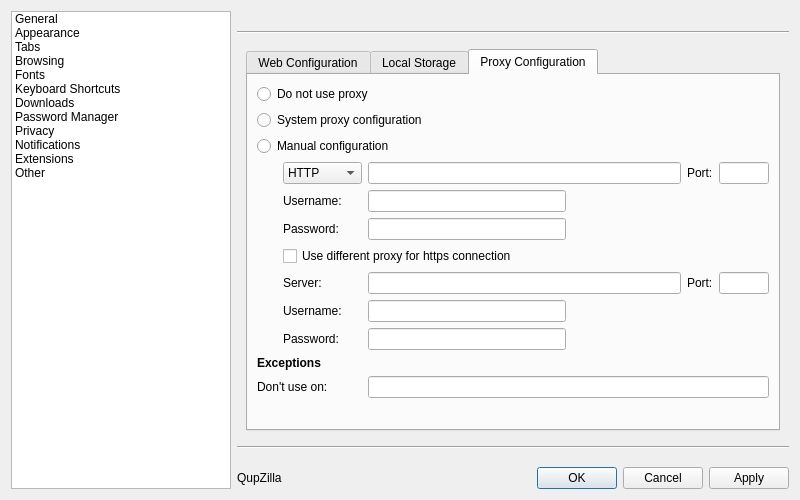
QupZilla/qupzilla, file src/lib/preferences/preferences.ui: the form before one commit.
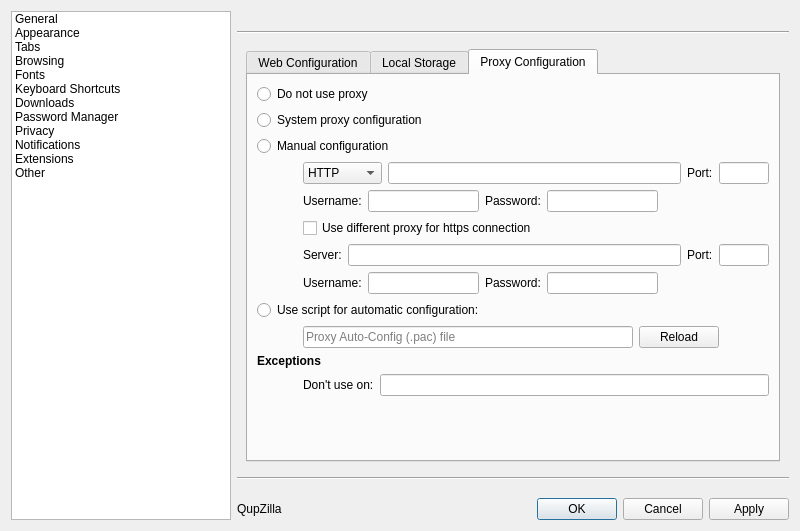
The form after the commit. The open tabs and pages were chosen to show the change. Custom widgets are drawn as their Qt base class.

Commit message:
Added support for Proxy Auto-Config (PAC).
.pac files will be downloaded and executed to get
proxy configuration for each url.

Closes #747

The edit to the form file:
```diff
--- a/src/lib/preferences/preferences.ui
+++ b/src/lib/preferences/preferences.ui
@@ -7,7 +7,7 @@
     <x>0</x>
     <y>0</y>
     <width>800</width>
-    <height>500</height>
+    <height>531</height>
    </rect>
   </property>
   <property name="windowTitle">
@@ -1426,10 +1426,108 @@
           <attribute name="title">
            <string>Proxy Configuration</string>
           </attribute>
-          <layout class="QGridLayout" name="gridLayout_20">
-           <item row="0" column="0" rowspan="2" colspan="2">
-            <layout class="QGridLayout" name="manualProxyLayout">
+          <layout class="QGridLayout" name="gridLayout_8">
+           <item row="9" column="1">
+            <layout class="QHBoxLayout" name="horizontalLayout_22">
+             <item>
+              <widget class="QLineEdit" name="pacUrl">
+               <property name="placeholderText">
+                <string>Proxy Auto-Config (.pac) file</string>
+               </property>
+              </widget>
+             </item>
+             <item>
+              <widget class="QPushButton" name="reloadPac">
+               <property name="text">
+                <string>Reload</string>
+               </property>
+              </widget>
+             </item>
+             <item>
+              <spacer name="horizontalSpacer_27">
+               <property name="orientation">
+                <enum>Qt::Horizontal</enum>
+               </property>
+               <property name="sizeType">
+                <enum>QSizePolicy::Fixed</enum>
+               </property>
+               <property name="sizeHint" stdset="0">
+                <size>
+                 <width>50</width>
+                 <height>20</height>
+                </size>
+               </property>
+              </spacer>
+             </item>
+            </layout>
+           </item>
+           <item row="10" column="0" colspan="2">
+            <widget class="QLabel" name="label_54">
+             <property name="text">
+              <string>&lt;b&gt;Exceptions&lt;/b&gt;</string>
+             </property>
+            </widget>
+           </item>
+           <item row="11" column="1">
+            <layout class="QHBoxLayout" name="horizontalLayout_27">
+             <item>
+              <widget class="QLabel" name="label_40">
+               <property name="text">
+                <string>Don't use on:</string>
+               </property>
+              </widget>
+             </item>
+             <item>
+              <widget class="QLineEdit" name="proxyExceptions"/>
+             </item>
+            </layout>
+           </item>
+           <item row="12" column="0">
+            <spacer name="verticalSpacer_14">
+             <property name="orientation">
+              <enum>Qt::Vertical</enum>
+             </property>
+             <property name="sizeHint" stdset="0">
+              <size>
+               <width>20</width>
+               <height>40</height>
+              </size>
+             </property>
+            </spacer>
+           </item>
+           <item row="1" column="0" colspan="2">
+            <widget class="QRadioButton" name="systemProxy">
+             <property name="text">
+              <string>System proxy configuration</string>
+             </property>
+            </widget>
+           </item>
+           <item row="3" column="0">
+            <spacer name="horizontalSpacer_29">
+             <property name="orientation">
+              <enum>Qt::Horizontal</enum>
+             </property>
+             <property name="sizeType">
+              <enum>QSizePolicy::Fixed</enum>
+             </property>
+             <property name="sizeHint" stdset="0">
+              <size>
+               <width>40</width>
+               <height>20</height>
+              </size>
+             </property>
+            </spacer>
+           </item>
+           <item row="2" column="0" colspan="2">
+            <widget class="QRadioButton" name="manualProxy">
+             <property name="text">
+              <string>Manual configuration</string>
+             </property>
+            </widget>
+           </item>
              <item row="3" column="1">
+            <layout class="QHBoxLayout" name="horizontalLayout_9">
+             <item>
               <widget class="QComboBox" name="proxyType">
                <item>
                 <property name="text">
@@ -1443,8 +1541,6 @@
                </item>
               </widget>
              </item>
-             <item row="3" column="2" colspan="2">
-              <layout class="QHBoxLayout" name="horizontalLayout_9">
                <item>
                 <widget class="QLineEdit" name="proxyServer"/>
                </item>
@@ -1468,29 +1564,28 @@
               </layout>
              </item>
              <item row="4" column="1">
+            <layout class="QHBoxLayout" name="horizontalLayout_23">
+             <item>
               <widget class="QLabel" name="label_38">
                <property name="text">
                 <string>Username:</string>
                </property>
               </widget>
              </item>
-             <item row="4" column="2">
+             <item>
               <widget class="QLineEdit" name="proxyUsername"/>
              </item>
-             <item row="5" column="1">
+             <item>
               <widget class="QLabel" name="label_39">
                <property name="text">
                 <string>Password:</string>
                </property>
               </widget>
              </item>
-             <item row="5" column="2">
+             <item>
               <widget class="QLineEdit" name="proxyPassword"/>
              </item>
-             <item row="11" column="2" colspan="2">
-              <widget class="QLineEdit" name="proxyExceptions"/>
-             </item>
-             <item row="4" column="3">
+             <item>
               <spacer name="horizontalSpacer_3">
                <property name="orientation">
                 <enum>Qt::Horizontal</enum>
@@ -1503,86 +1598,24 @@
                </property>
               </spacer>
              </item>
-             <item row="11" column="0" colspan="2">
-              <widget class="QLabel" name="label_40">
-               <property name="text">
-                <string>Don't use on:</string>
-               </property>
-              </widget>
-             </item>
-             <item row="2" column="0" colspan="3">
-              <widget class="QRadioButton" name="manualProxy">
+            </layout>
+           </item>
+           <item row="5" column="1">
+            <widget class="QCheckBox" name="useHttpsProxy">
                <property name="text">
-                <string>Manual configuration</string>
+              <string>Use different proxy for https connection</string>
                </property>
               </widget>
              </item>
-             <item row="1" column="0" colspan="3">
-              <widget class="QRadioButton" name="systemProxy">
-               <property name="text">
-                <string>System proxy configuration</string>
-               </property>
-              </widget>
-             </item>
-             <item row="0" column="0" colspan="3">
-              <widget class="QRadioButton" name="noProxy">
-               <property name="text">
-                <string>Do not use proxy</string>
-               </property>
-              </widget>
-             </item>
-             <item row="5" column="0">
-              <spacer name="horizontalSpacer_29">
-               <property name="orientation">
-                <enum>Qt::Horizontal</enum>
-               </property>
-               <property name="sizeType">
-                <enum>QSizePolicy::Fixed</enum>
-               </property>
-               <property name="sizeHint" stdset="0">
-                <size>
-                 <width>20</width>
-                 <height>20</height>
-                </size>
-               </property>
-              </spacer>
-             </item>
-             <item row="10" column="0" colspan="4">
-              <widget class="QLabel" name="label_54">
-               <property name="text">
-                <string>&lt;b&gt;Exceptions&lt;/b&gt;</string>
-               </property>
-              </widget>
-             </item>
-             <item row="7" column="1">
+           <item row="6" column="1">
+            <layout class="QHBoxLayout" name="horizontalLayout_14">
+             <item>
               <widget class="QLabel" name="label_55">
                <property name="text">
                 <string>Server:</string>
                </property>
               </widget>
              </item>
-             <item row="8" column="1">
-              <widget class="QLabel" name="label_56">
-               <property name="text">
-                <string>Username:</string>
-               </property>
-              </widget>
-             </item>
-             <item row="9" column="1">
-              <widget class="QLabel" name="label_57">
-               <property name="text">
-                <string>Password:</string>
-               </property>
-              </widget>
-             </item>
-             <item row="8" column="2">
-              <widget class="QLineEdit" name="httpsProxyUsername"/>
-             </item>
-             <item row="9" column="2">
-              <widget class="QLineEdit" name="httpsProxyPassword"/>
-             </item>
-             <item row="7" column="2" colspan="2">
-              <layout class="QHBoxLayout" name="horizontalLayout_14">
                <item>
                 <widget class="QLineEdit" name="httpsProxyServer"/>
                </item>
@@ -1605,27 +1638,56 @@
                </item>
               </layout>
              </item>
-             <item row="6" column="1" colspan="3">
-              <widget class="QCheckBox" name="useHttpsProxy">
+           <item row="7" column="1">
+            <layout class="QHBoxLayout" name="horizontalLayout_24">
+             <item>
+              <widget class="QLabel" name="label_56">
                <property name="text">
-                <string>Use different proxy for https connection</string>
+                <string>Username:</string>
                </property>
               </widget>
              </item>
-            </layout>
-           </item>
-           <item row="2" column="0">
-            <spacer name="verticalSpacer_14">
+             <item>
+              <widget class="QLineEdit" name="httpsProxyUsername"/>
+             </item>
+             <item>
+              <widget class="QLabel" name="label_57">
+               <property name="text">
+                <string>Password:</string>
+               </property>
+              </widget>
+             </item>
+             <item>
+              <widget class="QLineEdit" name="httpsProxyPassword"/>
+             </item>
+             <item>
+              <spacer name="horizontalSpacer_28">
              <property name="orientation">
-              <enum>Qt::Vertical</enum>
+                <enum>Qt::Horizontal</enum>
              </property>
              <property name="sizeHint" stdset="0">
               <size>
-               <width>20</width>
-               <height>40</height>
+                 <width>40</width>
+                 <height>20</height>
               </size>
              </property>
             </spacer>
+             </item>
+            </layout>
+           </item>
+           <item row="8" column="0" colspan="2">
+            <widget class="QRadioButton" name="pacProxy">
+             <property name="text">
+              <string>Use script for automatic configuration:</string>
+             </property>
+            </widget>
+           </item>
+           <item row="0" column="0" colspan="2">
+            <widget class="QRadioButton" name="noProxy">
+             <property name="text">
+              <string>Do not use proxy</string>
+             </property>
+            </widget>
            </item>
           </layout>
          </widget>
```
Left out of the diff: 7 changed lines with no effect on the pictures. Lines whose indentation alone changed are shown as unchanged. The commit also changes 16 other files.
